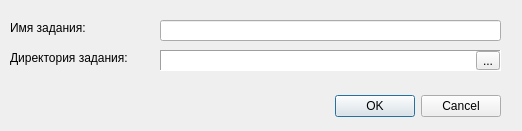
This is src/newtaskdialog.ui in polevov/Sirius as Qt 5 draws it before an edit. The edited form follows.
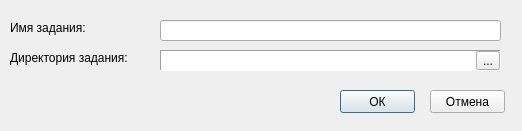
This is the edited form.

The edit to the form file:
```diff
--- a/src/newtaskdialog.ui
+++ b/src/newtaskdialog.ui
@@ -25,22 +25,6 @@
   <property name="modal">
    <bool>true</bool>
   </property>
-  <widget class="QDialogButtonBox" name="buttonBox">
-   <property name="geometry">
-    <rect>
-     <x>160</x>
-     <y>90</y>
-     <width>341</width>
-     <height>32</height>
-    </rect>
-   </property>
-   <property name="orientation">
-    <enum>Qt::Horizontal</enum>
-   </property>
-   <property name="standardButtons">
-    <set>QDialogButtonBox::Cancel|QDialogButtonBox::Ok</set>
-   </property>
-  </widget>
   <widget class="QLineEdit" name="task_name">
    <property name="geometry">
     <rect>
@@ -124,6 +108,35 @@
     </item>
    </layout>
   </widget>
+  <widget class="QPushButton" name="ok_btn">
+   <property name="geometry">
+    <rect>
+     <x>340</x>
+     <y>90</y>
+     <width>75</width>
+     <height>23</height>
+    </rect>
+   </property>
+   <property name="text">
+    <string>ОК</string>
+   </property>
+  </widget>
+  <widget class="QPushButton" name="cancel_btn">
+   <property name="geometry">
+    <rect>
+     <x>430</x>
+     <y>90</y>
+     <width>75</width>
+     <height>23</height>
+    </rect>
+   </property>
+   <property name="text">
+    <string>Отмена</string>
+   </property>
+   <property name="shortcut">
+    <string>Esc</string>
+   </property>
+  </widget>
  </widget>
  <resources/>
  <connections>
```
Left out of the diff: 35 changed lines with no effect on the pictures.
